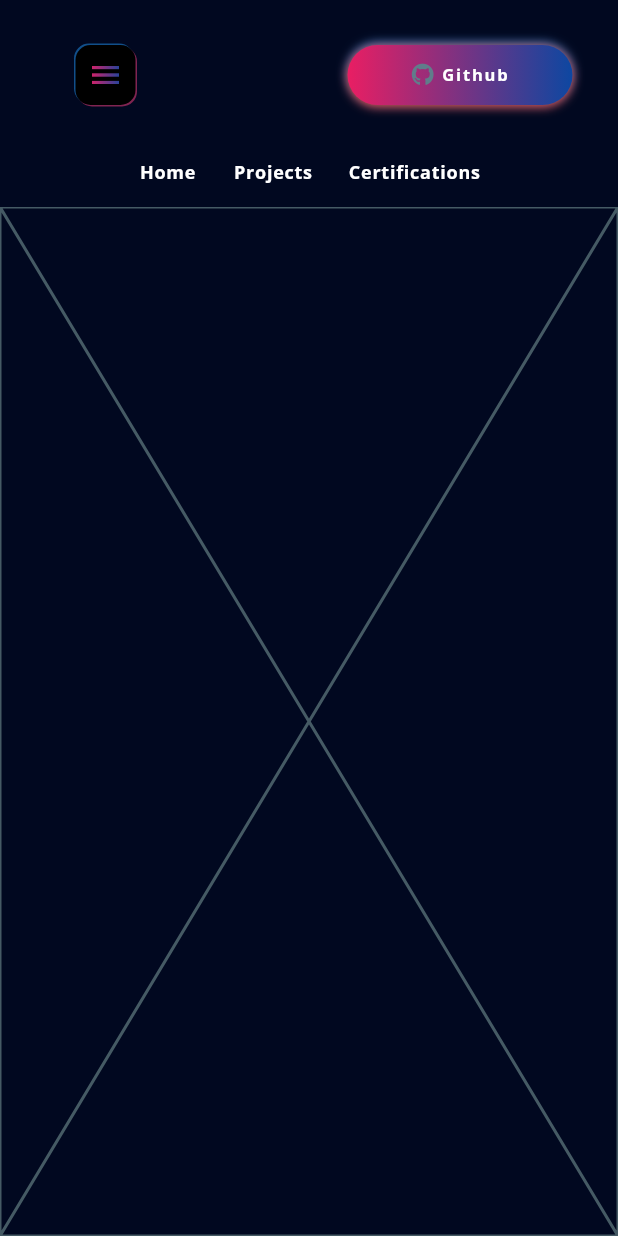
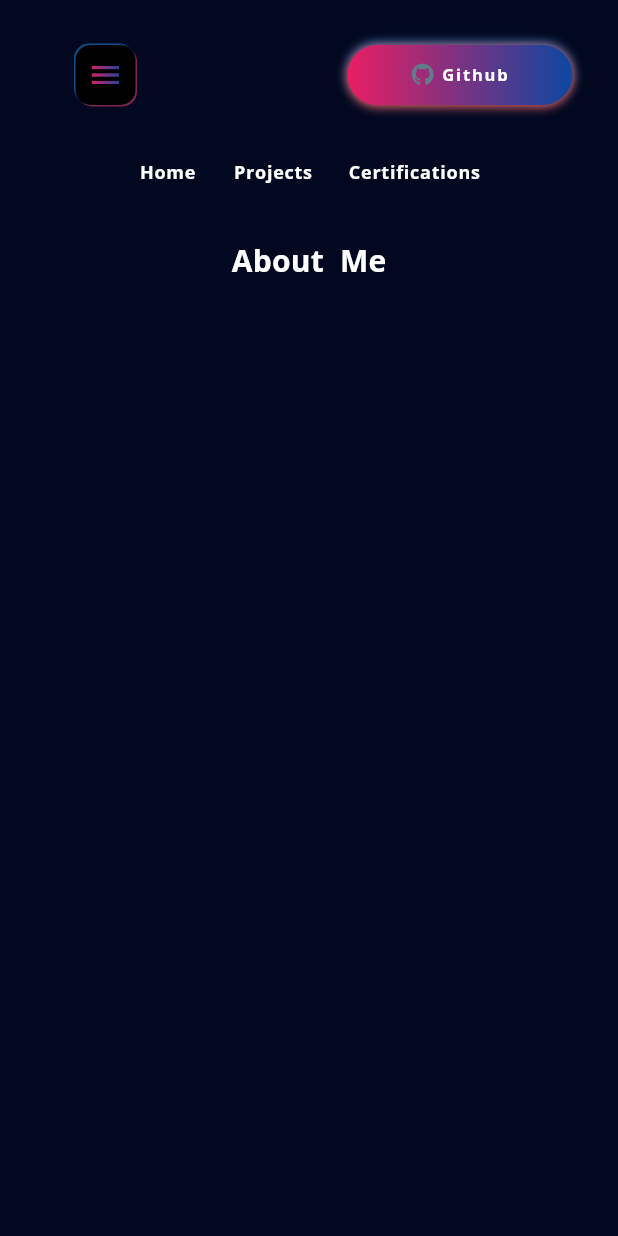
Before and after one commit to APandamonium1/flutter_portfolio, a Flutter app: the screen it shows after launch, swiped to page 2, on a phone screen of 412 x 824 dp. Run offline on Flutter 3.47's test engine with Material 3 defaults, Android fonts, the phone set to English and light mode, and no system bars; our stand-ins replace firebase_core, flutter_svg, font_awesome_flutter, get, google_fonts, photo_view; accounts and stored records are empty; statements that could not run were skipped.

Commit message:
added title in about page

```diff
--- a/lib/screens/about/about_page.dart
+++ b/lib/screens/about/about_page.dart
@@ -1,10 +1,26 @@
 import 'package:flutter/material.dart';
+import 'package:flutter_portfolio/view_model/responsive.dart';
+import 'package:flutter_portfolio/constant.dart';
+import 'package:flutter_portfolio/screens/certifications/components/title_text.dart';
 
 class AboutPage extends StatelessWidget {
   const AboutPage({super.key});
 
   @override
   Widget build(BuildContext context) {
-    return const Placeholder();
+    return Scaffold(
+      body: Column(
+        children: [
+          if (Responsive.isLargeMobile(context))
+            const SizedBox(
+              height: defaultPadding,
+            ),
+          const TitleText(prefix: 'About ', title: 'Me'),
+          const SizedBox(
+            height: defaultPadding,
+          ),
+        ],
+      ),
+    );
   }
 }
```
